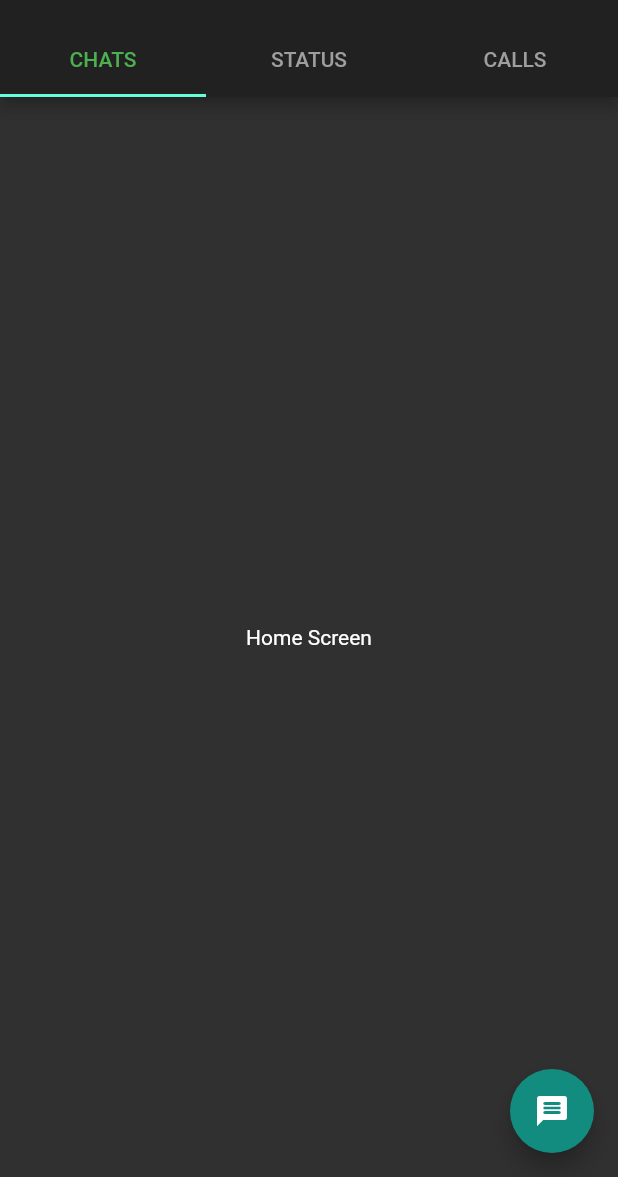
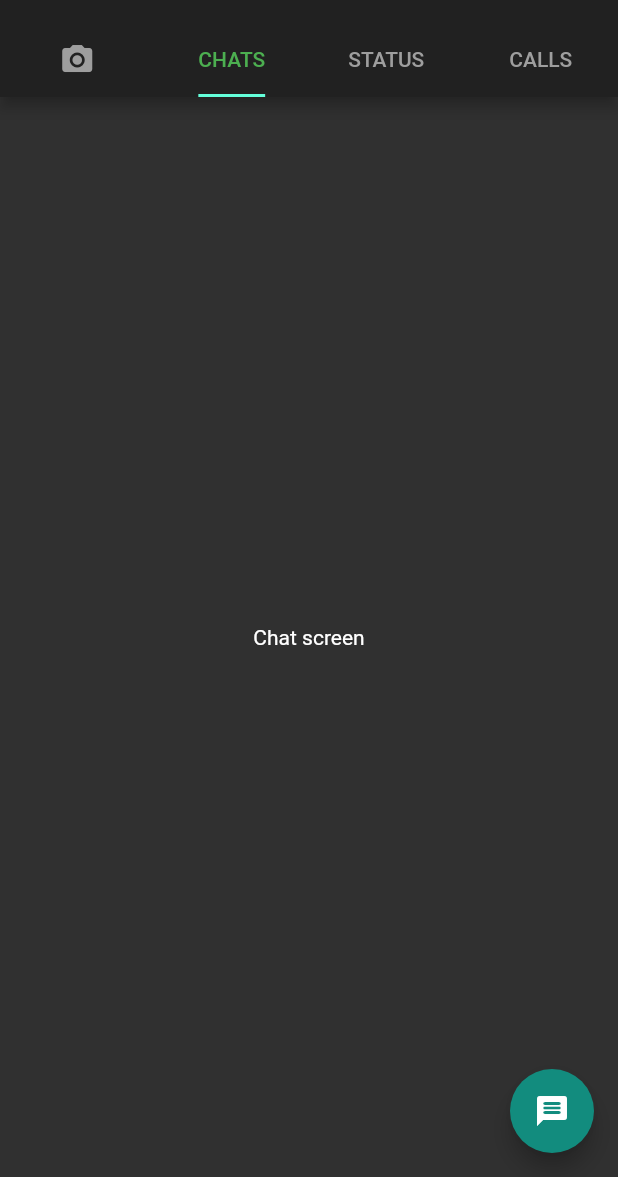
Before and after one commit to Rohit-RA-2020/WhatsApp-UI, a Flutter app: the screen it shows after launch, on a phone screen of 412 x 824 dp, the part 59-1236 px from its top. Run offline on Flutter 3.47's test engine with Material 2 defaults, Android fonts, the phone set to English and light mode, and no system bars.

Commit message:
Added Screens and Navigation b/w screens

```diff
--- /dev/null
+++ b/lib/screens/chat_screen.dart
@@ -0,0 +1,12 @@
+import 'package:flutter/material.dart';
+
+class ChatScreen extends StatelessWidget {
+  const ChatScreen({Key? key}) : super(key: key);
+
+  @override
+  Widget build(BuildContext context) {
+    return const Center(
+      child: Text('Chat screen'),
+    );
+  }
+}
--- a/lib/screens/home_screen.dart
+++ b/lib/screens/home_screen.dart
@@ -1,5 +1,10 @@
 import 'package:flutter/material.dart';
 import 'package:whatsapp_ui/constants.dart';
+import 'package:whatsapp_ui/screens/call_screen.dart';
+import 'package:whatsapp_ui/screens/camera.dart';
+import 'package:whatsapp_ui/screens/status_sceen.dart';
+
+import 'chat_screen.dart';
 
 class HomeScreen extends StatefulWidget {
   const HomeScreen({Key? key}) : super(key: key);
@@ -8,11 +13,23 @@ class HomeScreen extends StatefulWidget {
   _HomeScreenState createState() => _HomeScreenState();
 }
 
-class _HomeScreenState extends State<HomeScreen> {
+class _HomeScreenState extends State<HomeScreen>
+    with SingleTickerProviderStateMixin {
+  TabController? tabController;
+
+  @override
+  void initState() {
+    super.initState();
+    tabController = TabController(vsync: this, length: 4, initialIndex: 1)
+      ..addListener(() {
+        setState(() {});
+      });
+  }
+
   @override
   Widget build(BuildContext context) {
     return DefaultTabController(
-      length: 3,
+      length: 4,
       child: Scaffold(
         appBar: AppBar(
           title: const Text(
@@ -35,18 +52,27 @@ class _HomeScreenState extends State<HomeScreen> {
               ),
             )
           ],
-          bottom: const TabBar(
+          bottom: TabBar(
+            controller: tabController,
             unselectedLabelColor: Colors.grey,
+            indicatorSize: TabBarIndicatorSize.label,
             labelColor: kTabTextColor,
-            tabs: <Tab>[
+            tabs: const <Tab>[
+              Tab(icon: Icon(Icons.camera_alt)),
               Tab(text: 'CHATS'),
               Tab(text: 'STATUS'),
               Tab(text: 'CALLS'),
             ],
           ),
         ),
-        body: const Center(
-          child: Text('Home Screen'),
+        body: TabBarView(
+          controller: tabController,
+          children: const <Widget>[
+            CameraScreen(),
+            ChatScreen(),
+            StatusScreen(),
+            CallScreen(),
+          ],
         ),
         floatingActionButton: FloatingActionButton(
           backgroundColor: kFabColor,
```
Also changed, not shown: lib/screens/call_screen.dart (added, +12 -0 lines), lib/screens/camera.dart (added, +12 -0 lines), lib/screens/status_sceen.dart (added, +12 -0 lines).
